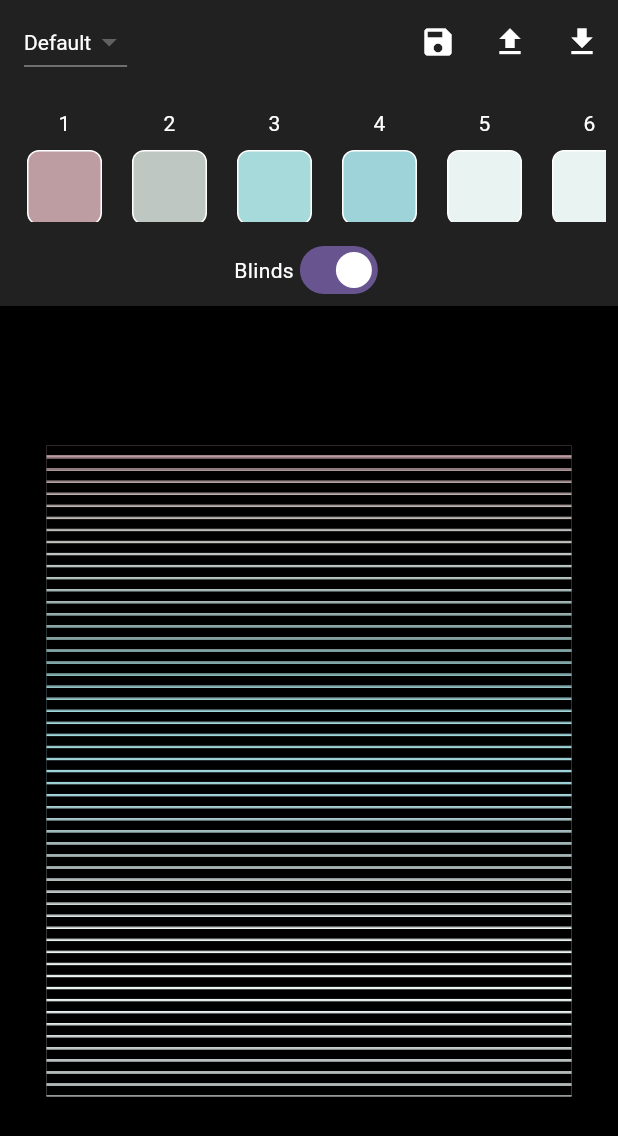
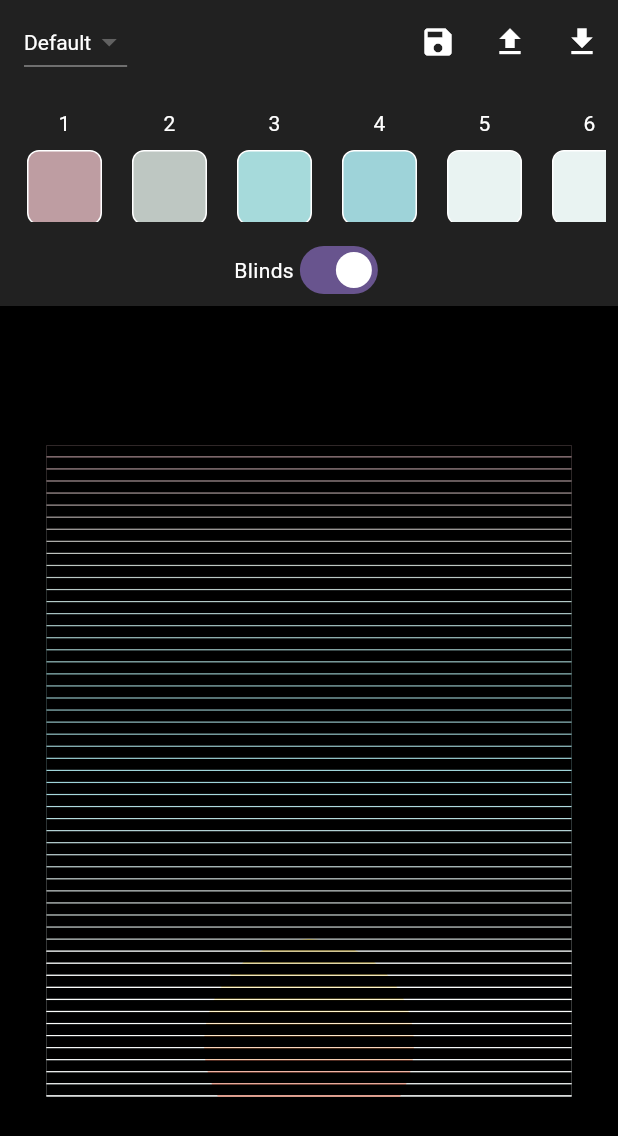
Before and after one commit to juiceghost/sunset-80, a Flutter app: the screen it shows after launch, on a phone screen of 412 x 824 dp. Shown: the top 1136 px of the screen. Run offline on Flutter 3.47's test engine with Material 3 defaults, Android fonts, the light colour scheme and no system bars; our stand-ins replace flutter_colorpicker; missing offline and left inert: dart:html.

Commit message:
Thickness slider

```diff
--- a/lib/screens/sunset_editor_screen.dart
+++ b/lib/screens/sunset_editor_screen.dart
@@ -20,6 +20,7 @@ class _SunsetEditorScreenState extends State<SunsetEditorScreen> {
   bool _showBlinds = true;
   double _sunPosition = StorageService.loadSunPosition(); // Load saved position
   double _sunSquish = 1.0;  // Default squish
+  double _lineThickness = 0.1;
 
   @override
   void initState() {
@@ -295,6 +296,51 @@ class _SunsetEditorScreenState extends State<SunsetEditorScreen> {
                           const Icon(Icons.arrow_upward, color: Colors.white, size: 16),
                         ],
                       ),
+                      const Text(
+                        'Line Thickness',
+                        style: TextStyle(color: Colors.white),
+                      ),
+                      Row(
+                        children: [
+                          const Icon(Icons.remove, color: Colors.white, size: 16),
+                          Expanded(
+                            child: Slider(
+                              value: _lineThickness,
+                              min: 0.02,
+                              max: 0.2,
+                              onChanged: (value) {
+                                setState(() {
+                                  _lineThickness = value;
+                                });
+                              },
+                            ),
+                          ),
+                          const Icon(Icons.add, color: Colors.white, size: 16),
+                        ],
+                      ),
+                      const SizedBox(height: 16),
+                      const Text(
+                        'Sun Squish',
+                        style: TextStyle(color: Colors.white),
+                      ),
+                      Row(
+                        children: [
+                          const Icon(Icons.compress, color: Colors.white, size: 16),
+                          Expanded(
+                            child: Slider(
+                              value: _sunSquish,
+                              min: 1.0,
+                              max: 1.5,
+                              onChanged: (value) {
+                                setState(() {
+                                  _sunSquish = value;
+                                });
+                              },
+                            ),
+                          ),
+                          const Icon(Icons.expand, color: Colors.white, size: 16),
+                        ],
+                      ),
                     ],
                   ),
                 ),
@@ -309,6 +355,7 @@ class _SunsetEditorScreenState extends State<SunsetEditorScreen> {
                         showBlinds: _showBlinds,
                         sunPosition: _sunPosition,
                         sunSquish: _sunSquish,
+                        lineThickness: _lineThickness,
                       ),
                     ),
                   ),
@@ -360,6 +407,9 @@ class _SunsetEditorScreenState extends State<SunsetEditorScreen> {
                         child: SunsetWithBlinds(
                           controlColors: controlColors,
                           showBlinds: _showBlinds,
+                          sunPosition: _sunPosition,
+                          lineThickness: _lineThickness,
+                          sunSquish: _sunSquish,
                         ),
                       ),
                     ),
--- a/lib/widgets/sunset/sunset_with_blinds.dart
+++ b/lib/widgets/sunset/sunset_with_blinds.dart
@@ -7,6 +7,7 @@ class SunsetWithBlinds extends StatelessWidget {
   final List<Color> controlColors;
   final bool showBlinds;
   final double sunPosition;
+  final double lineThickness;
   final double sunSquish;
 
   const SunsetWithBlinds({
@@ -14,6 +15,7 @@ class SunsetWithBlinds extends StatelessWidget {
     required this.controlColors,
     this.showBlinds = true,
     this.sunPosition = 1.0,
+    this.lineThickness = 0.1,
     this.sunSquish = 1.2,
   });
 
@@ -25,10 +27,13 @@ class SunsetWithBlinds extends StatelessWidget {
         SunLayer(
           sunPosition: sunPosition,
           squishFactor: sunSquish,
+          sunSize: 140, // Make sure this matches in both places
         ),
         if (showBlinds)
           VenetianBlinds(
             sunPosition: sunPosition,
+            lineThickness: lineThickness,
+            sunSize: 140, // Make sure this matches in both places
           ),
       ],
     );
--- a/lib/widgets/venetian_blinds/venetian_blinds.dart
+++ b/lib/widgets/venetian_blinds/venetian_blinds.dart
@@ -7,6 +7,7 @@ class VenetianBlinds extends StatelessWidget {
   final Color blindColor;
   final double sunPosition;
   final double sunSize;
+  final double lineThickness;
 
   const VenetianBlinds({
     super.key,
@@ -15,34 +16,29 @@ class VenetianBlinds extends StatelessWidget {
     this.blindColor = Colors.black,
     required this.sunPosition,
     this.sunSize = 140,
+    this.lineThickness = 0.1,
   });
-
-  double _calculateGapIncrease(double y, double sunCenterY) {
-    final verticalDistance = (y - sunCenterY).abs();
-    final effectRadius = sunSize * 0.7;
-
-    if (verticalDistance > effectRadius) return 0.0;
-
-    final normalizedDistance = verticalDistance / effectRadius;
-    return (1.0 - math.pow(normalizedDistance, 2)) * 2.0; // Adjust multiplier for gap size
-  }
 
   @override
   Widget build(BuildContext context) {
     return LayoutBuilder(
       builder: (context, constraints) {
-        final baseHeight = constraints.maxHeight / numberOfBlinds;
-        final blindHeight = baseHeight * 0.8; // Base height of each blind
         final totalHeight = constraints.maxHeight * 1.4;
         final startPosition = constraints.maxHeight * 1.2;
         final sunCenterY = startPosition - (totalHeight * sunPosition);
+        final sunCenterX = constraints.maxWidth / 2;
+        final radius = sunSize / 2;
+
+        // Calculate sizes based on total available space and number of blinds
+        final unitHeight = constraints.maxHeight / numberOfBlinds;
+        final gapHeight = unitHeight * lineThickness; // Gap height from parameter
+        final blindHeight = unitHeight - gapHeight; // Blind height is remaining space
 
         double currentY = 0;
         final bands = <Widget>[];
 
         for (int i = 0; i < numberOfBlinds; i++) {
-          final gapIncrease = _calculateGapIncrease(currentY, sunCenterY);
-
+          // Add the black band
           bands.add(
             Positioned(
               top: currentY,
@@ -55,8 +51,26 @@ class VenetianBlinds extends StatelessWidget {
             ),
           );
 
-          // Increase the gap before the next blind
-          currentY += blindHeight + (baseHeight * 0.2 * (1 + gapIncrease));
+          // Calculate if this gap intersects with the sun
+          final gapY = currentY + blindHeight;
+          final verticalDistance = (gapY - sunCenterY).abs();
+
+          if (verticalDistance <= radius) {
+            // If gap intersects with sun, add a transparent line
+            bands.add(
+              Positioned(
+                top: gapY,
+                left: 0,
+                right: 0,
+                child: Container(
+                  height: gapHeight,
+                  color: Colors.white.withOpacity(0.8),
+                ),
+              ),
+            );
+          }
+
+          currentY += blindHeight + gapHeight;
         }
 
         return Stack(children: bands);
```
